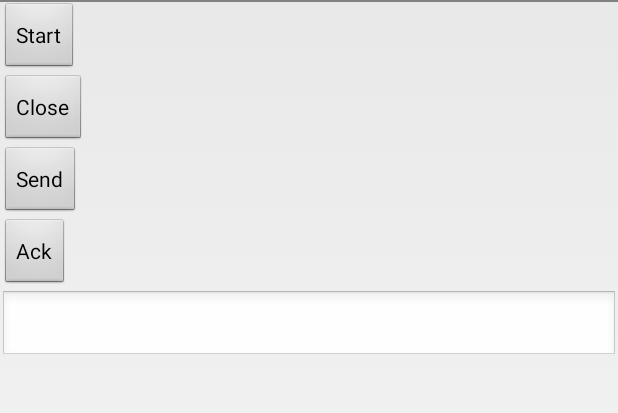
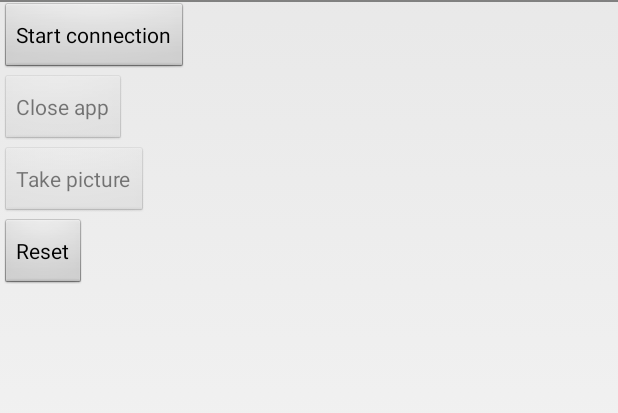
Before and after one commit to ubicompgithub/BLETest, an Android app: the screen it shows after launch (MainActivity), on a phone screen of 412 x 824 dp, the part 36-449 px from its top. Run offline under Robolectric (Android 15) with nearby library versions, the phone set to English and light mode, and no system bars.

```diff
--- a/app/src/main/AndroidManifest.xml
+++ b/app/src/main/AndroidManifest.xml
@@ -39,7 +39,6 @@
     	</service>
 
 
-
     </application>
 
 </manifest>
--- a/app/src/main/java/com/example/bletest/BluetoothLeService.java
+++ b/app/src/main/java/com/example/bletest/BluetoothLeService.java
@@ -40,6 +40,7 @@ import java.util.UUID;
  * Service for managing connection and data communication with a GATT server hosted on a
  * given Bluetooth LE device.
  */
+
 @SuppressLint("NewApi")
 public class BluetoothLeService extends Service {
     private final static String TAG = "BluetoothLeService";
--- a/app/src/main/java/com/example/bletest/BluetoothListener.java
+++ b/app/src/main/java/com/example/bletest/BluetoothListener.java
@@ -41,4 +41,7 @@ public interface BluetoothListener {
 
     /* Color sensor readings */
     void bleColorReadings(byte[] colorReadings);
+
+    /* Take picture successfully*/
+    void bleTakePictureSuccess();
 }
--- a/app/src/main/java/com/example/bletest/MainActivity.java
+++ b/app/src/main/java/com/example/bletest/MainActivity.java
@@ -17,7 +17,10 @@ public class MainActivity extends Activity implements BluetoothListener {
 
 	private BluetoothLE ble = null;
     MainActivity mainActivity = this;
-    private EditText et_device;
+//    private EditText et_device;
+    private Button buttonStart;
+    private Button buttonSend;
+    private Button buttonClose;
 
 
 	@Override
@@ -25,12 +28,11 @@ public class MainActivity extends Activity implements BluetoothListener {
 		super.onCreate(savedInstanceState);
 		setContentView(R.layout.activity_main);
 
-
-        Button buttonStart = (Button)findViewById(R.id.buttonStart);
-        Button buttonSend = (Button)findViewById(R.id.buttonSend);
-        Button buttonAck = (Button)findViewById(R.id.buttonAck);
-
-        et_device = (EditText)findViewById(R.id.device_name);
+        buttonStart = (Button)findViewById(R.id.buttonStart);
+        buttonSend = (Button)findViewById(R.id.buttonSend);
+        buttonClose = (Button)findViewById(R.id.buttonClose);
+        Button buttonReset = (Button)findViewById(R.id.buttonReset);
+//        et_device = (EditText)findViewById(R.id.device_name);
 
         buttonStart.setOnClickListener(new View.OnClickListener() {
 
@@ -39,7 +41,8 @@ public class MainActivity extends Activity implements BluetoothListener {
                 if(ble != null) {
                     return;
                 }
-                ble = new BluetoothLE(mainActivity, et_device.getText().toString());
+                ble = new BluetoothLE(mainActivity, "ket_002");
+                //ble = new BluetoothLE(mainActivity, et_device.getText().toString());
                 ble.bleConnect();
             }
 
@@ -51,25 +54,11 @@ public class MainActivity extends Activity implements BluetoothListener {
             public void onClick(View v) {
                 if(ble != null){
                     ble.bleWriteState((byte)0x06);
+                    buttonSend.setEnabled(false);
                 }
             }
 
         });
-
-        buttonAck.setOnClickListener(new View.OnClickListener(){
-
-            @Override
-            public void onClick(View view) {
-                if(ble != null){
-                    ble.bleWriteData((byte)0x05);
-                }
-            }
-        });
-
-
-        Log.i(TAG, "On create");
-
-        Button buttonClose = (Button)findViewById(R.id.buttonClose);
 
         buttonClose.setOnClickListener(new View.OnClickListener() {
 
@@ -78,13 +67,26 @@ public class MainActivity extends Activity implements BluetoothListener {
                 if(ble != null) {
                     ble.bleDisconnect();
                     ble = null;
-
                 }
             }
 
         });
+        buttonSend.setEnabled(false);
+        buttonClose.setEnabled(false);
 
-	}
+        buttonReset.setOnClickListener(new View.OnClickListener(){
+
+            @Override
+            public void onClick(View view) {
+                if(ble != null){
+                    ble.bleWriteState((byte)0x00);
+                }
+            }
+        });
+
+        Log.i(TAG, "On create");
+
+    }
 
     @Override
     protected void onDestroy() {
@@ -93,7 +95,6 @@ public class MainActivity extends Activity implements BluetoothListener {
             ble.bleDisconnect();
         }
     }
-
 
     @Override
     public void onActivityResult(int requestCode, int resultCode, Intent data) {
@@ -104,7 +105,6 @@ public class MainActivity extends Activity implements BluetoothListener {
 
     @Override
     public void bleNotSupported() {
-
 //        this.finish();
     }
 
@@ -120,6 +120,9 @@ public class MainActivity extends Activity implements BluetoothListener {
     public void bleConnected() {
     	Toast.makeText(this, "BLE connected", Toast.LENGTH_SHORT).show();
         Log.i(TAG, "BLE connected");
+        buttonStart.setEnabled(false);
+        buttonSend.setEnabled(true);
+        buttonClose.setEnabled(true);
     }
 
     @Override
@@ -129,6 +132,9 @@ public class MainActivity extends Activity implements BluetoothListener {
         if(ble != null) {
             ble = null;
         }
+        buttonStart.setEnabled(true);
+        buttonSend.setEnabled(false);
+        buttonClose.setEnabled(false);
     }
 
     @Override
@@ -161,9 +167,15 @@ public class MainActivity extends Activity implements BluetoothListener {
         Log.i(TAG, "Color sensor readings");
     }
 
-	@Override
+    @Override
+    public void bleTakePictureSuccess() {
+        Toast.makeText(this, "Take picture successfully.", Toast.LENGTH_SHORT).show();
+        Log.i(TAG, "Take picture successfully.");
+        buttonSend.setEnabled(true);
+    }
+
+    @Override
 	public void bleElectrodeAdcReading(byte state, byte[] adcReading) {
 		// TODO Auto-generated method stub
-
 	}
 }
--- a/app/src/main/res/layout/activity_main.xml
+++ b/app/src/main/res/layout/activity_main.xml
@@ -8,31 +8,33 @@
         android:id="@+id/buttonStart"
         android:layout_width="wrap_content"
         android:layout_height="wrap_content"
-        android:text="Start" />
+        android:text="Start connection" />
 
     <Button
         android:id="@+id/buttonClose"
         android:layout_width="wrap_content"
         android:layout_height="wrap_content"
-        android:text="Close" />
+        android:text="Close app" />
+
     <Button
         android:id="@+id/buttonSend"
         android:layout_width="wrap_content"
         android:layout_height="wrap_content"
-        android:text="Send" />
+        android:text="Take picture" />
+
     <Button
-        android:id="@+id/buttonAck"
+        android:id="@+id/buttonReset"
         android:layout_width="wrap_content"
         android:layout_height="wrap_content"
-        android:text="Ack" />
+        android:text="Reset" />
 
-    <EditText
-        android:id="@+id/device_name"
-        android:layout_width="match_parent"
-        android:layout_height="wrap_content"
-        android:ems="10" >
+    <!--<EditText-->
+        <!--android:id="@+id/device_name"-->
+        <!--android:layout_width="match_parent"-->
+        <!--android:layout_height="wrap_content"-->
+        <!--android:ems="10" >-->
 
-        <requestFocus />
-    </EditText>
+        <!--<requestFocus />-->
+    <!--</EditText>-->
 
 </LinearLayout>
```
Also changed, not shown: app/src/main/java/com/example/bletest/BluetoothLE.java (+42 -44 lines).
